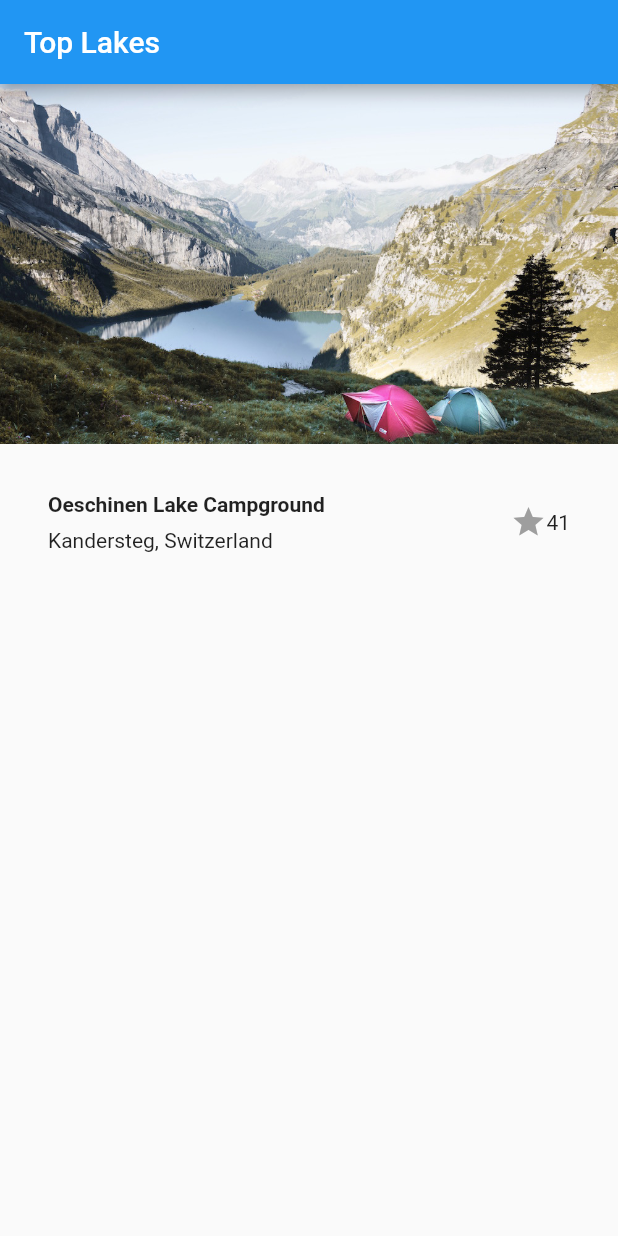
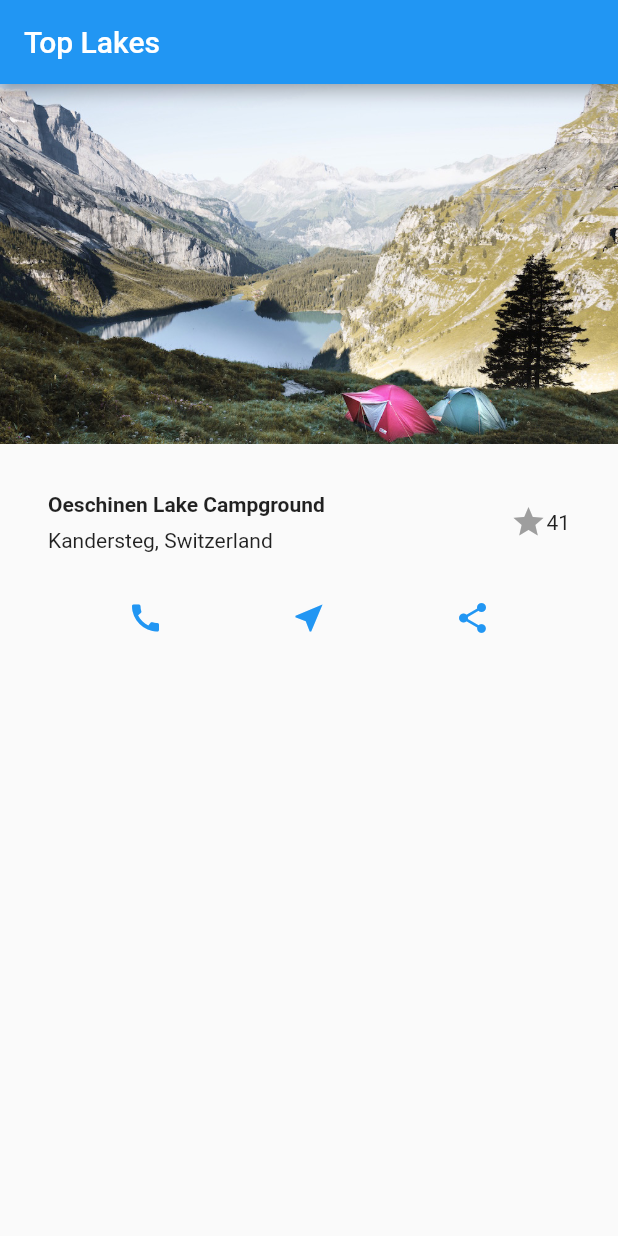
Before and after one commit to kwmt/building-layouts-in-flutter, a Flutter app: the screen it shows after launch, on a phone screen of 412 x 824 dp. Run offline on Flutter 3.47's test engine with Material 2 defaults, Android fonts, the phone set to English and light mode, and no system bars.

Commit message:
ボタンセクション追加

```diff
--- a/lib/main.dart
+++ b/lib/main.dart
@@ -2,7 +2,7 @@ import 'package:flutter/material.dart';
 import 'package:flutter/rendering.dart' show debugPaintSizeEnabled;
 
 void main() {
-  debugPaintSizeEnabled = true;
+  debugPaintSizeEnabled = false;
   runApp(new MyApp());
 }
 
@@ -36,6 +36,18 @@ class MyApp extends StatelessWidget {
         ],
       ),
     );
+
+    Widget buttonSection = new Container(
+      child: new Row(
+        mainAxisAlignment: MainAxisAlignment.spaceEvenly,
+        children: <Widget>[
+          new Icon(Icons.call, color: Colors.blue),
+          new Icon(Icons.near_me, color: Colors.blue),
+          new Icon(Icons.share, color: Colors.blue),
+        ],
+      ),
+    );
+
     return MaterialApp(
       title: 'Flutter Demo',
       home: new Scaffold(
@@ -51,11 +63,14 @@ class MyApp extends StatelessWidget {
               fit: BoxFit.cover,
             ),
             titleSection,
+            buttonSection,
           ],
         ),
       ),
     );
   }
+
+
 }
 
 class MyHomePage extends StatefulWidget {
```
